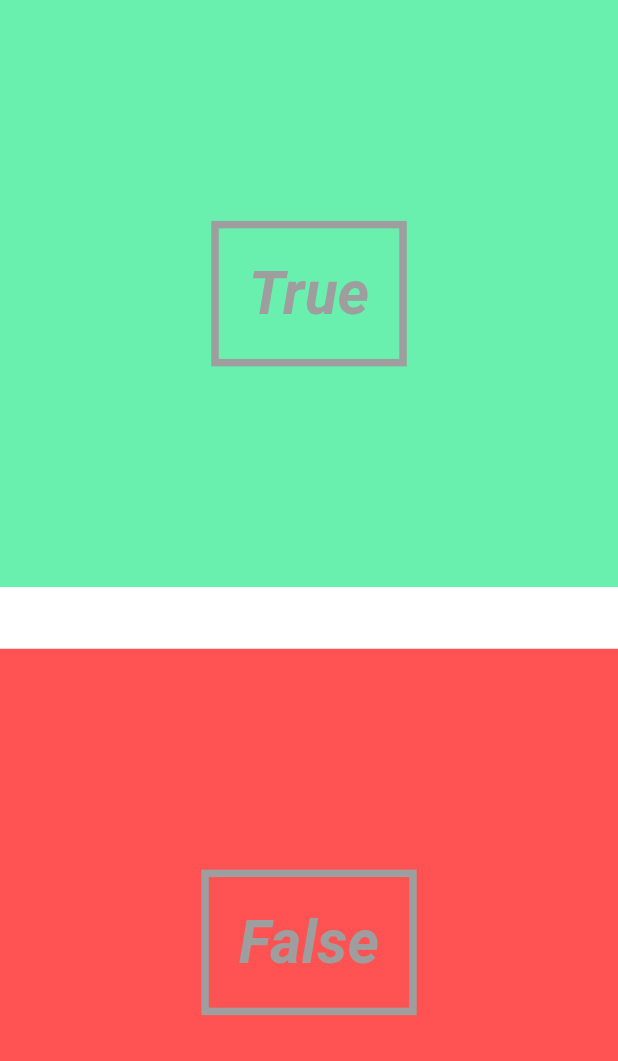
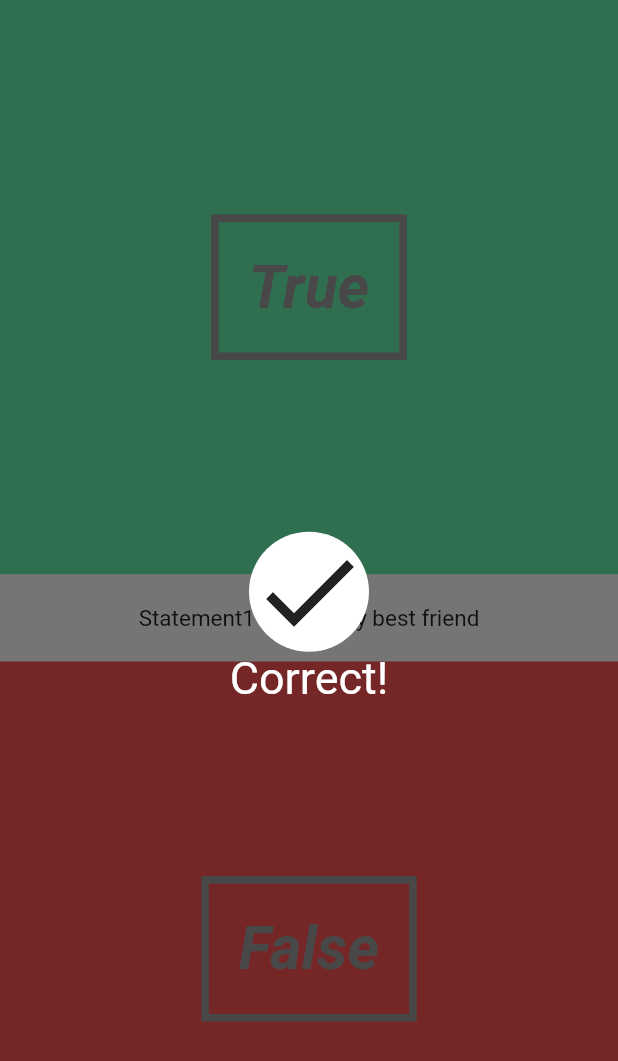
Before and after one commit to sanattaori/Quizy-Android, a Flutter app: the screen it shows after launch, on a phone screen of 412 x 824 dp. Shown: the top 1061 px of the screen. Run offline on Flutter 3.47's test engine with Material 2 defaults, Android fonts, the phone set to English and light mode, and no system bars.

Commit message:
ui correct wrong

```diff
--- a/lib/pages/quiz_page.dart
+++ b/lib/pages/quiz_page.dart
@@ -3,6 +3,7 @@ import 'package:quizy/ui/answer.dart';
 import 'package:quizy/utils/question.dart';
 import 'package:quizy/utils/quiz.dart';
 import 'package:quizy/ui/questions.dart';
+import 'package:quizy/ui/correct_wrong.dart';
 
 class QuizPage extends StatefulWidget {
 
@@ -15,6 +16,7 @@ class QuizPageState extends State<QuizPage> {
   @override
   Widget build(BuildContext context) {
     return new Stack(
+      fit: StackFit.expand,
        children: <Widget>[
          new Column(
            children: <Widget>[
@@ -24,7 +26,8 @@ class QuizPageState extends State<QuizPage> {
 
            ],
 
-         )
+         ),
+         new CorrectWrongOverlay(),
        ],
     );
   }
--- /dev/null
+++ b/lib/ui/correct_wrong.dart
@@ -0,0 +1,32 @@
+import 'package:flutter/material.dart';
+
+class CorrectWrongOverlay extends StatefulWidget {
+  @override
+  State createState() => new CorrectWrongOverlayState();
+  }
+
+  class CorrectWrongOverlayState extends State<CorrectWrongOverlay> {
+  @override
+  Widget build(BuildContext context) {
+    return new Material(
+      color: Colors.black54,
+      child: new InkWell(
+        onTap: () => debugPrint("tapped overlay"),
+        child: new Column(
+          mainAxisAlignment: MainAxisAlignment.center,
+
+          children: <Widget>[
+            new Container(
+              decoration: new BoxDecoration(
+                color: Colors.white,
+                shape: BoxShape.circle
+              ),
+              child: new Icon(Icons.done,size: 80.0,),
+            ),
+            new Text("Correct!",style: new TextStyle(color: Colors.white,fontSize: 30.0),)
+          ],
+        ),
+      ),
+    );
+  }
+}
--- a/lib/ui/questions.dart
+++ b/lib/ui/questions.dart
@@ -13,15 +13,17 @@ class QuestionText extends StatefulWidget {
 
 class QuestionTextState extends State<QuestionText> with SingleTickerProviderStateMixin {
 
+  //animate font size
   Animation<double> _fontSizeAnimation;
   AnimationController _fontSizeAnimationController;
 
   @override
     void initState() {
-      _fontSizeAnimationController = new AnimationController(duration: new Duration(milliseconds: 500 ),vsync: this);
-      _fontSizeAnimation = new CurvedAnimation(parent: _fontSizeAnimationController,curve: Curves.linear);
       super.initState();
-
+      _fontSizeAnimationController = new AnimationController(duration: new Duration(milliseconds: 1000 ),vsync: this);
+      _fontSizeAnimation = new CurvedAnimation(parent: _fontSizeAnimationController,curve: Curves.bounceOut);
+      _fontSizeAnimation.addListener(()=> this.setState((){}));
+      _fontSizeAnimationController.forward();
     }
 
   @override
@@ -32,15 +34,12 @@ class QuestionTextState extends State<QuestionText> with SingleTickerProviderSta
                 child: new Padding(
                   padding: new EdgeInsets.symmetric(vertical: 20.0),
                   child: new Center(
-                    child: new Text("Statement" + widget._questionNumber.toString() + " :"+ widget._question,
-                    style: new TextStyle(fontSize: _fontSizeAnimation.value * 15
+                    child: new Text(" Statement" + widget._questionNumber.toString() + " :"+ widget._question,
+                    style: new TextStyle(fontSize: _fontSizeAnimation.value * 15),
+                    ),
                   ),
-
-                ),
-              ),
                 ),
               ),
             );
-
-
+  }
 }
```
